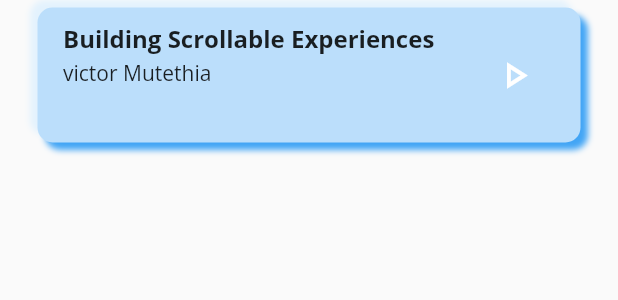
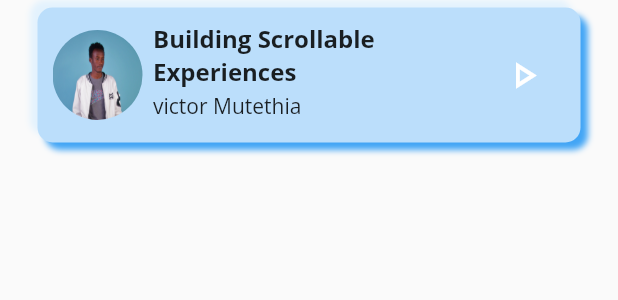
Before and after one commit to dev-vickie/Pody, a Flutter app: the PopularPodcastsList widget shown alone on an empty page, opened directly, on a phone screen of 412 x 824 dp. Shown: the top 300 px of the screen. Run offline on Flutter 3.47's test engine with Material 2 defaults, Android fonts, the phone set to English and light mode, and no system bars; our stand-ins replace google_fonts, lottie, percent_indicator, smooth_page_indicator.

Commit message:
add asset image for popular-podcast-list

```diff
--- a/lib/pages/homepage/homepage_widgets/popular_list.dart
+++ b/lib/pages/homepage/homepage_widgets/popular_list.dart
@@ -35,14 +35,13 @@ class PopularPodcastsList extends StatelessWidget {
                 const Padding(
                   padding: EdgeInsets.all(5),
                   child: ClipOval(
-                      // child: Image(
-                      //   height: 60,
-                      //   width: 60,
-                      //   image: NetworkImage(
-                      //       'https://dev-vickie.github.io/images-storage/vmimage.png'),
-                      //   fit: BoxFit.fill,
-                      // ),
-                      ),
+                    child: Image(
+                      height: 60,
+                      width: 60,
+                      image: AssetImage('assets/vmimage.png'),
+                      fit: BoxFit.fill,
+                    ),
+                  ),
                 ),
                 const SizedBox(width: 2),
                 //Podcast name and Podcast producer's name
```
Also changed, not shown: assets/vmimage.png (added), pubspec.lock.
